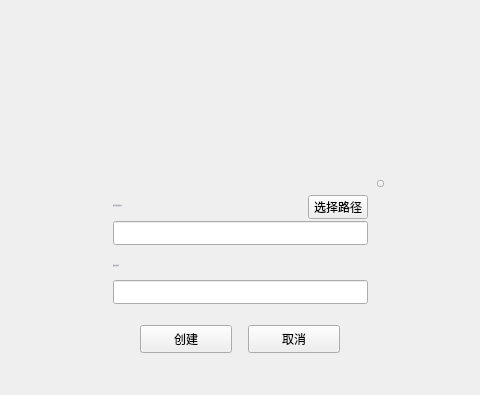
Before: the Qt Designer form LNKWallet/guard/ColdKeyPathDialog.ui in HcashOrg/hx-indicator, drawn with Qt 5; both pictures show x 242 to 722 and y 0 to 395 of the 960 by 543 pixel window.
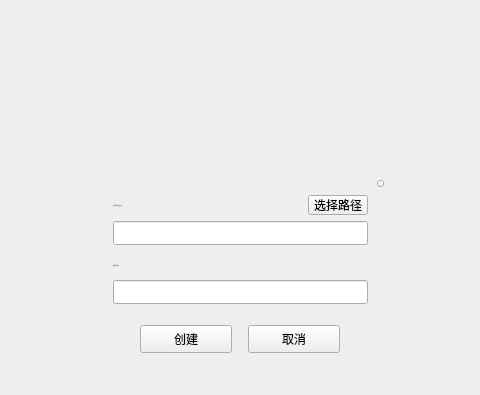
After: the same form once the commit is applied.

Diff of the .ui file:
```diff
--- a/LNKWallet/guard/ColdKeyPathDialog.ui
+++ b/LNKWallet/guard/ColdKeyPathDialog.ui
@@ -118,7 +118,7 @@
        <x>220</x>
        <y>20</y>
        <width>60</width>
-       <height>24</height>
+       <height>20</height>
       </rect>
      </property>
      <property name="font">
@@ -148,7 +148,7 @@
        <x>25</x>
        <y>20</y>
        <width>180</width>
-       <height>21</height>
+       <height>20</height>
       </rect>
      </property>
      <property name="font">
@@ -220,7 +220,7 @@
        <x>25</x>
        <y>80</y>
        <width>180</width>
-       <height>21</height>
+       <height>20</height>
       </rect>
      </property>
      <property name="font">
```
